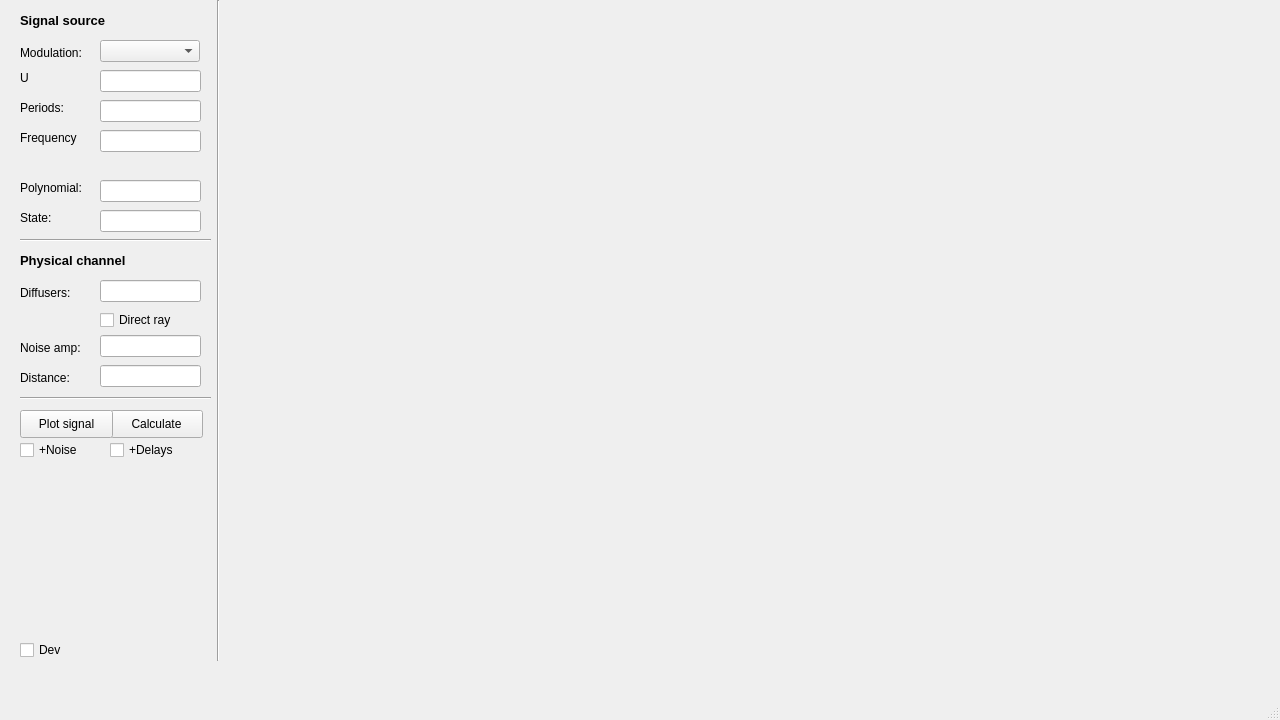
Eponeshnikov/TimeDelay, file gui.ui: the form before one commit.
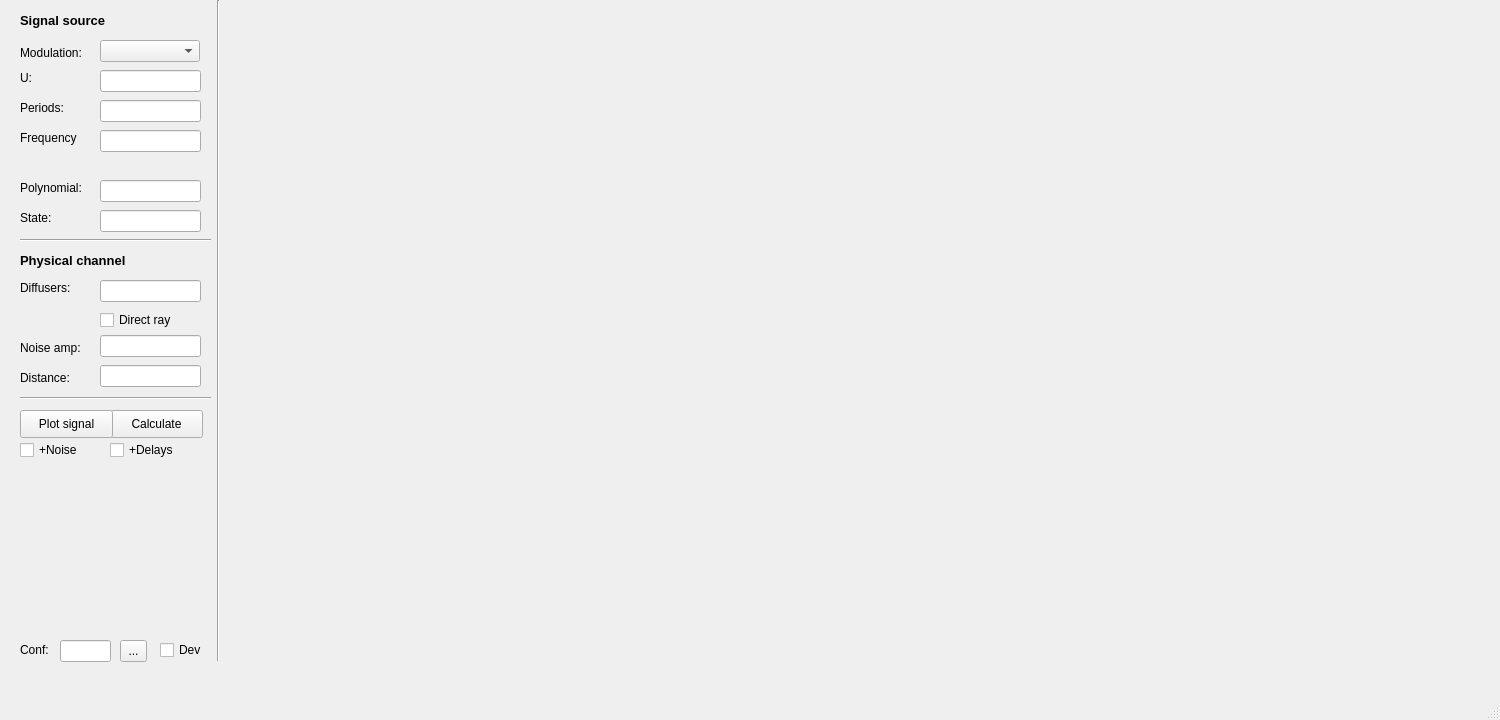
The form after the commit.

Commit message: Changed gui, added units, created phys chan (noise)

Diff of the .ui file:
```diff
--- a/gui.ui
+++ b/gui.ui
@@ -6,7 +6,7 @@
    <rect>
     <x>0</x>
     <y>0</y>
-    <width>1280</width>
+    <width>1500</width>
     <height>720</height>
    </rect>
   </property>
@@ -186,7 +186,7 @@
     <property name="geometry">
      <rect>
       <x>20</x>
-      <y>285</y>
+      <y>280</y>
       <width>65</width>
       <height>16</height>
      </rect>
@@ -345,7 +345,7 @@
    <widget class="QCheckBox" name="dev_chb">
     <property name="geometry">
      <rect>
-      <x>20</x>
+      <x>160</x>
       <y>640</y>
       <width>81</width>
       <height>20</height>
@@ -375,7 +375,43 @@
      </rect>
     </property>
     <property name="text">
-     <string>U</string>
+     <string>U:</string>
+    </property>
+   </widget>
+   <widget class="QToolButton" name="conf_btn">
+    <property name="geometry">
+     <rect>
+      <x>120</x>
+      <y>640</y>
+      <width>27</width>
+      <height>22</height>
+     </rect>
+    </property>
+    <property name="text">
+     <string>...</string>
+    </property>
+   </widget>
+   <widget class="QLineEdit" name="conf_text">
+    <property name="geometry">
+     <rect>
+      <x>60</x>
+      <y>640</y>
+      <width>51</width>
+      <height>22</height>
+     </rect>
+    </property>
+   </widget>
+   <widget class="QLabel" name="conf_lb">
+    <property name="geometry">
+     <rect>
+      <x>20</x>
+      <y>642</y>
+      <width>65</width>
+      <height>16</height>
+     </rect>
+    </property>
+    <property name="text">
+     <string>Conf:</string>
     </property>
    </widget>
   </widget>
```
Left out of the diff: 2 changed lines with no effect on the pictures. The commit also changes 3 other files.
